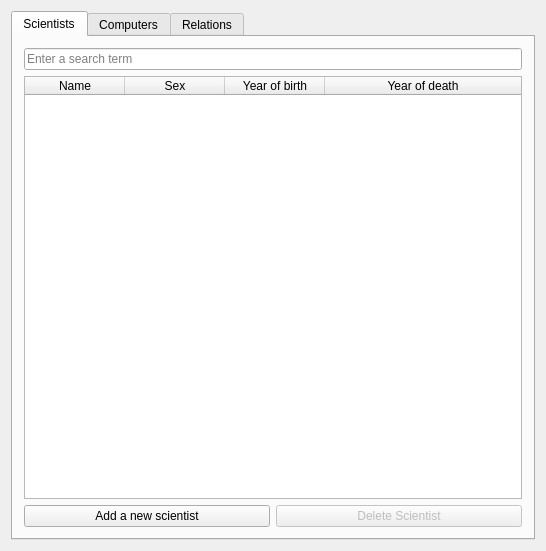
Old version of the form week3/mainwindow.ui in the repository jonsig/verklegt-namskeid-1.
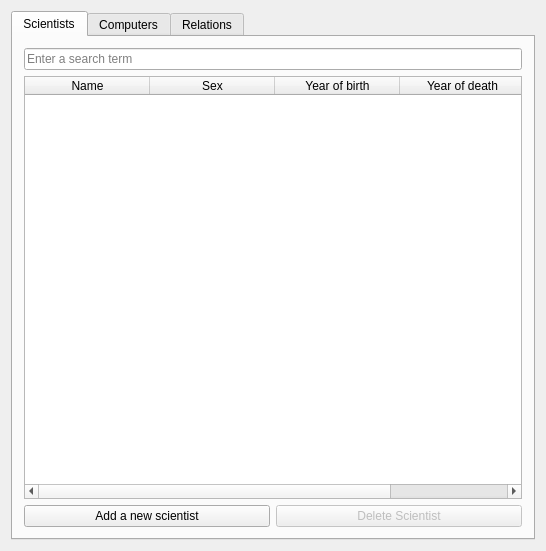
New version of the form. The open tabs and pages were chosen to show the change.

Commit message: resize window

What changed in the file:
```diff
--- a/week3/mainwindow.ui
+++ b/week3/mainwindow.ui
@@ -49,6 +49,9 @@
           <property name="sortingEnabled">
            <bool>true</bool>
           </property>
+          <attribute name="horizontalHeaderDefaultSectionSize">
+           <number>125</number>
+          </attribute>
           <attribute name="horizontalHeaderShowSortIndicator" stdset="0">
            <bool>true</bool>
           </attribute>
```
Left out of the diff: 7 changed lines with no effect on the pictures.
